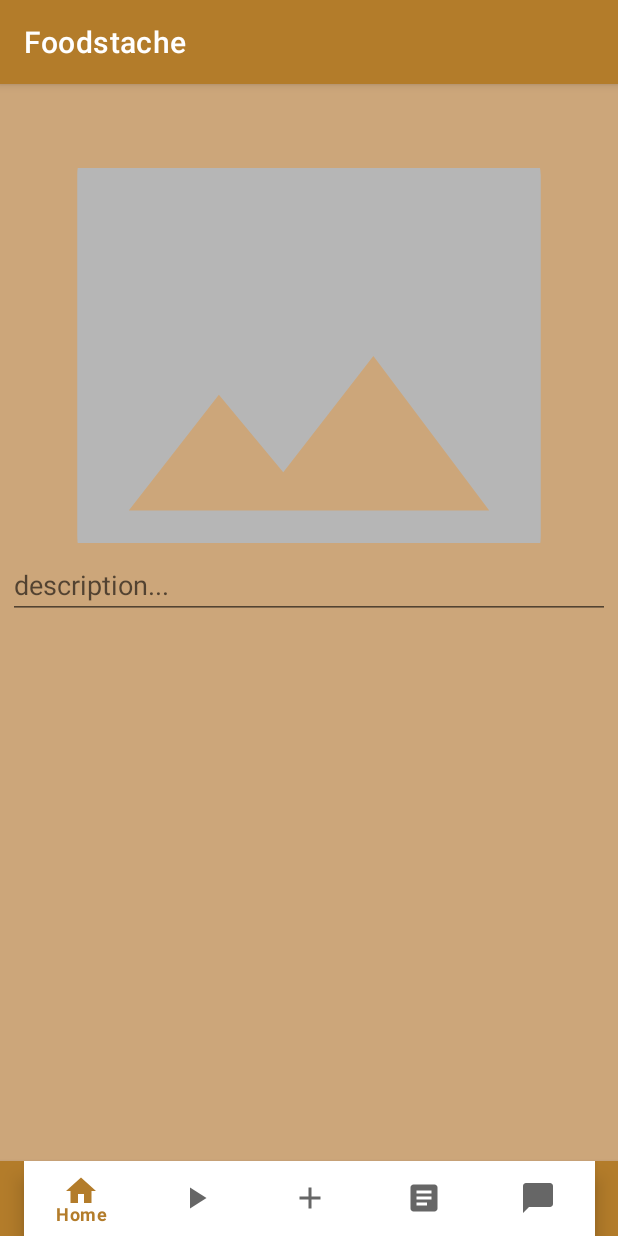
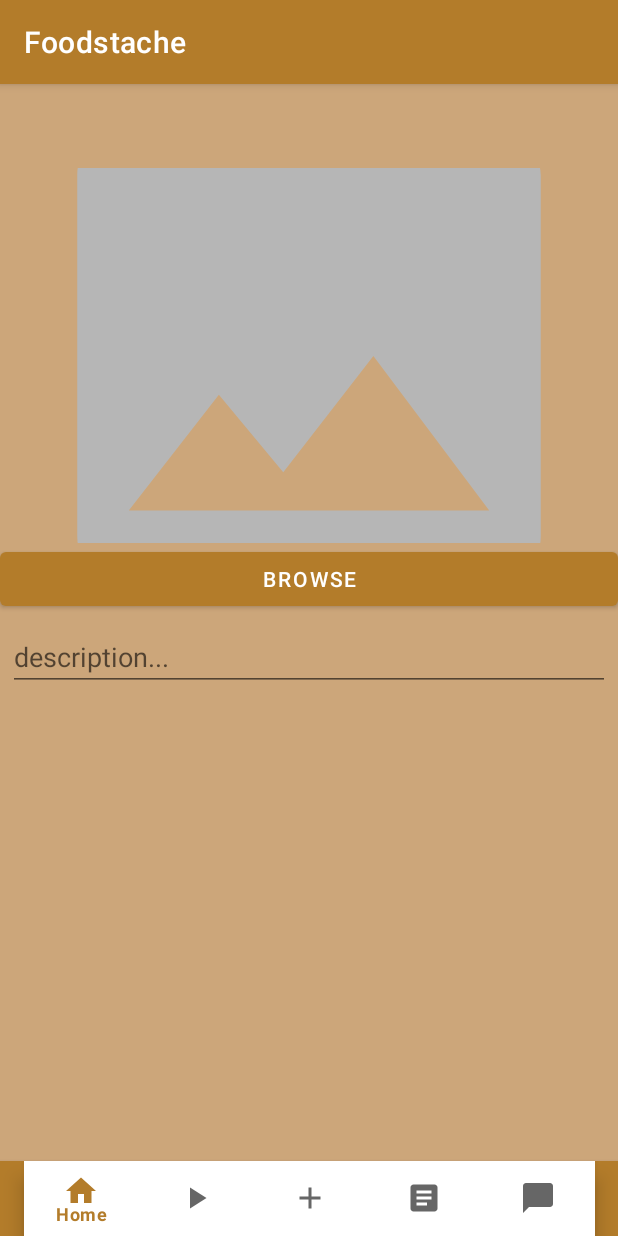
Before and after one commit to AyAztuB/foodstache, an Android app: the fragment AddImageFragment placed in its activity, on a phone screen of 412 x 824 dp. Run offline under Robolectric (Android 15) with nearby library versions, the phone set to English and light mode, and no system bars; our stand-ins replace Firebase (no records; nobody signed in at launch, a user with empty details on screens opened directly), navigation-ui.

Commit message:
add peut etre que ca marche peut etre pas mais jsp pck PERSONNE REPOND (en tout cas il y a pas de bugs)

```diff
--- a/Foodstache/app/build.gradle
+++ b/Foodstache/app/build.gradle
@@ -54,6 +54,7 @@ dependencies {
     implementation 'androidx.navigation:navigation-ui-ktx:2.5.3'
     implementation 'de.hdodenhof:circleimageview:3.1.0'
     implementation 'com.squareup.picasso:picasso:2.8'
+    implementation 'com.google.firebase:firebase-database:20.0.4'
     testImplementation 'junit:junit:4.13.2'
     androidTestImplementation 'androidx.test.ext:junit:1.1.5'
     androidTestImplementation 'androidx.test.espresso:espresso-core:3.5.1'
--- a/Foodstache/app/src/main/java/com/example/foodstache/Fragments/AddImageFragment.kt
+++ b/Foodstache/app/src/main/java/com/example/foodstache/Fragments/AddImageFragment.kt
@@ -1,11 +1,25 @@
 package com.example.foodstache.Fragments
 
+import android.content.Intent
+import android.graphics.Bitmap
+import android.graphics.BitmapFactory
 import android.os.Bundle
+import android.util.Base64
 import androidx.fragment.app.Fragment
 import android.view.LayoutInflater
 import android.view.View
 import android.view.ViewGroup
+import android.widget.ImageButton
+import android.widget.Toast
+import androidx.activity.result.ActivityResult
+import androidx.activity.result.ActivityResultLauncher
+import androidx.activity.result.contract.ActivityResultContracts
+import androidx.appcompat.app.AppCompatActivity
 import com.example.foodstache.R
+import com.example.foodstache.databinding.FragmentAddImageBinding
+import com.example.foodstache.databinding.FragmentHomeBinding
+import com.google.firebase.database.DatabaseReference
+import java.io.ByteArrayOutputStream
 
 // TODO: Rename parameter arguments, choose names that match
 // the fragment initialization parameters, e.g. ARG_ITEM_NUMBER
@@ -21,6 +35,10 @@ class AddImageFragment : Fragment() {
     // TODO: Rename and change types of parameters
     private var param1: String? = null
     private var param2: String? = null
+    private lateinit var binding : FragmentAddImageBinding
+    var sImage:String?=""
+
+
 
     override fun onCreate(savedInstanceState: Bundle?) {
         super.onCreate(savedInstanceState)
@@ -34,9 +52,39 @@ class AddImageFragment : Fragment() {
         inflater: LayoutInflater, container: ViewGroup?,
         savedInstanceState: Bundle?
     ): View? {
+        binding= FragmentAddImageBinding.inflate(inflater, container, false)
+        val root:View=binding.root
+        binding.browseBtnImage.setOnClickListener(){
+            var myfileintent = Intent(Intent.ACTION_GET_CONTENT)
+            myfileintent.setType("image/*")
+            ActivityResultLauncher.launch(myfileintent)
+        }
         // Inflate the layout for this fragment
-        return inflater.inflate(R.layout.fragment_add_image, container, false)
+        return root
     }
+
+    private val ActivityResultLauncher= registerForActivityResult<Intent, ActivityResult>(
+        ActivityResultContracts.StartActivityForResult()
+    ){result:ActivityResult ->
+        if (result.resultCode==AppCompatActivity.RESULT_OK)
+        {
+            val uri= result.data!!.data
+            try{
+                val inputStream= context?.contentResolver?.openInputStream(uri!!)
+                val myBitmap= BitmapFactory.decodeStream(inputStream)
+                val stream= ByteArrayOutputStream()
+                myBitmap.compress(Bitmap.CompressFormat.PNG, 100, stream)
+                val bytes= stream.toByteArray()
+                sImage= Base64.encodeToString(bytes,Base64.DEFAULT)
+                binding.imageToAdd.setImageBitmap(myBitmap)
+                inputStream!!.close()
+                Toast.makeText(context, "Image Selected", Toast.LENGTH_SHORT).show()
+            } catch (ex:Exception){
+                Toast.makeText(context, ex.message.toString(), Toast.LENGTH_LONG).show()
+            }
+        }
+    }
+
 
     companion object {
         /**
--- a/Foodstache/app/src/main/java/com/example/foodstache/Fragments/HomeFragment.kt
+++ b/Foodstache/app/src/main/java/com/example/foodstache/Fragments/HomeFragment.kt
@@ -12,6 +12,12 @@ import android.widget.ImageButton
 import com.example.foodstache.LoginActivity
 import com.example.foodstache.ProfileActivity
 import com.example.foodstache.R
+import com.example.foodstache.databinding.FragmentAddImageBinding
+import com.example.foodstache.databinding.FragmentHome2Binding
+import com.google.firebase.database.DataSnapshot
+import com.google.firebase.database.DatabaseReference
+import com.google.firebase.database.FirebaseDatabase
+import com.google.firebase.database.ValueEventListener
 
 // TODO: Rename parameter arguments, choose names that match
 // the fragment initialization parameters, e.g. ARG_ITEM_NUMBER
@@ -24,10 +30,13 @@ private const val ARG_PARAM2 = "param2"
  * create an instance of this fragment.
  */
 class HomeFragment : Fragment() {
+
+    private lateinit var db : DatabaseReference
+    private lateinit var binding : FragmentHome2Binding
+
     // TODO: Rename and change types of parameters
     private var param1: String? = null
     private var param2: String? = null
-    private lateinit var profile_btn : ImageButton
 
     override fun onCreate(savedInstanceState: Bundle?) {
         super.onCreate(savedInstanceState)
@@ -42,12 +51,20 @@ class HomeFragment : Fragment() {
         inflater: LayoutInflater, container: ViewGroup?,
         savedInstanceState: Bundle?
     ): View? {
-        val view = inflater.inflate(R.layout.fragment_home2, container, false)
-        view?.findViewById<View>(R.id.image_profile_btn)?.setOnClickListener {
-            startActivity(Intent(this@HomeFragment.context, ProfileActivity::class.java))
-        }
+        binding= FragmentHome2Binding.inflate(inflater, container, false)
+        val root=binding.root
+        db= FirebaseDatabase.getInstance().getReference("Uploads")
+        /*var query=db.orderByChild("image")
+        query.addValueEventListener(object:ValueEventListener{
+            override fun onDataChange(snapshot: DataSnapshot) {
+                if (snapshot.exists()){
+
+                }
+            }
+        })*/
+
         // Inflate the layout for this fragment
-        return view
+        return root
     }
 
     companion object {
--- a/Foodstache/app/src/main/res/layout/fragment_add_image.xml
+++ b/Foodstache/app/src/main/res/layout/fragment_add_image.xml
@@ -13,6 +13,12 @@
         android:layout_height="250dp"
         android:scaleType="centerCrop"
         android:src="@drawable/empty_photo"/>
+    <Button
+        android:id="@+id/browse_btn_image"
+        android:layout_width="match_parent"
+        android:layout_height="wrap_content"
+        android:text="Browse"/>
+
 
     <EditText
         android:id="@+id/add_image_description"
--- a/Foodstache/app/src/main/res/layout/fragment_add_video.xml
+++ b/Foodstache/app/src/main/res/layout/fragment_add_video.xml
@@ -14,6 +14,12 @@ tools:context=".Fragments.AddVideoFragment">
     android:scaleType="centerCrop"
     android:src="@drawable/empty_photo"/>
 
+    <Button
+        android:id="@+id/browse_btn_video"
+        android:layout_width="match_parent"
+        android:layout_height="wrap_content"
+        android:text="Browse"/>
+
 <EditText
     android:id="@+id/add_video_description"
     android:layout_width="match_parent"
```
Also changed, not shown: Foodstache/app/src/main/java/com/example/foodstache/AddPicturesActivity.kt (+39 -16 lines).
